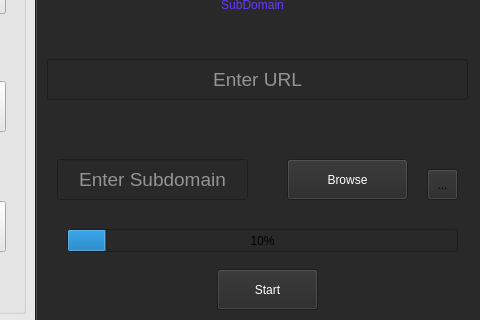
The window that GUI/Test.ui (Graduti0n-Pr0ject/pen-testing-Program) describes before a commit, drawn with Qt 5; both pictures show x 125 to 605 and y 177 to 497 of the 605 by 497 pixel window.
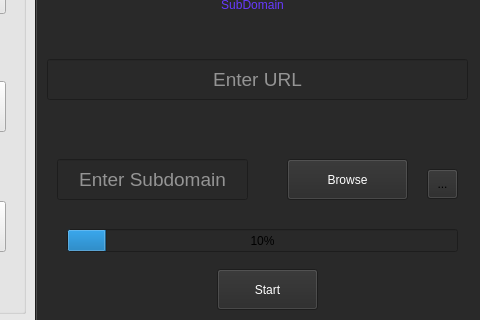
The same window after the commit. Icons and pictures are not drawn.

Commit message: Fixing Appearing Icons on GUI

```diff
--- a/GUI/Test.ui
+++ b/GUI/Test.ui
@@ -242,7 +242,7 @@
        <x>390</x>
        <y>250</y>
        <width>31</width>
-       <height>31</height>
+       <height>30</height>
       </rect>
      </property>
      <property name="text">
```
Left out of the diff: 77 changed lines with no effect on the pictures. The commit also changes 2 other files.
